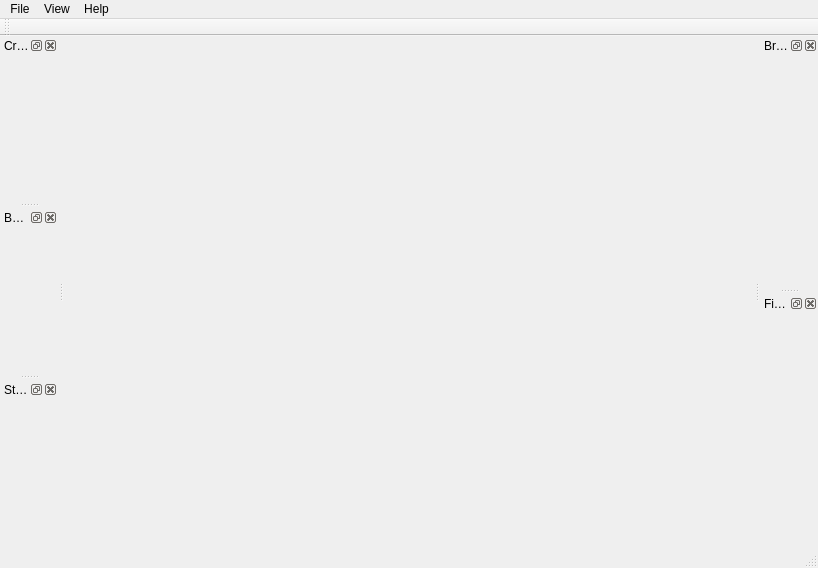
GeneCraft/GeneCraft-Project, file src/genelab/apps/genelab/creatureviewer/ui/creatureviewerwindow.ui: the form before one commit.
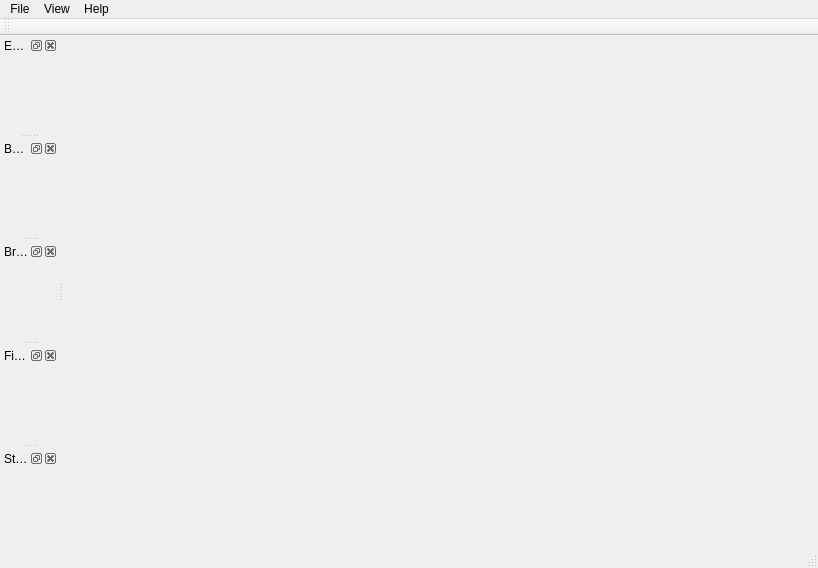
The form after the commit. Icons and pictures are not drawn.

What changed in the file:
```diff
--- a/src/genelab/apps/genelab/creatureviewer/ui/creatureviewerwindow.ui
+++ b/src/genelab/apps/genelab/creatureviewer/ui/creatureviewerwindow.ui
@@ -95,7 +95,7 @@
     <set>Qt::LeftDockWidgetArea|Qt::RightDockWidgetArea</set>
    </property>
    <property name="windowTitle">
-    <string>Creature Info</string>
+    <string>Entity Info</string>
    </property>
    <attribute name="dockWidgetArea">
     <number>1</number>
@@ -138,21 +138,6 @@
     <bool>false</bool>
    </attribute>
   </widget>
-  <widget class="QDockWidget" name="dwStats">
-   <property name="maximumSize">
-    <size>
-     <width>320</width>
-     <height>524287</height>
-    </size>
-   </property>
-   <property name="windowTitle">
-    <string>Statistics</string>
-   </property>
-   <attribute name="dockWidgetArea">
-    <number>1</number>
-   </attribute>
-   <widget class="QWidget" name="dwContent_Stats"/>
-  </widget>
   <widget class="QDockWidget" name="dwBrain">
    <property name="maximumSize">
     <size>
@@ -164,7 +149,7 @@
     <string>Brain</string>
    </property>
    <attribute name="dockWidgetArea">
-    <number>2</number>
+    <number>1</number>
    </attribute>
    <widget class="QWidget" name="dwContent_Brain"/>
   </widget>
@@ -175,14 +160,29 @@
      <height>524287</height>
     </size>
    </property>
+   <property name="features">
+    <set>QDockWidget::AllDockWidgetFeatures</set>
+   </property>
    <property name="windowTitle">
     <string>Fixation</string>
    </property>
    <attribute name="dockWidgetArea">
-    <number>2</number>
+    <number>1</number>
    </attribute>
    <widget class="QWidget" name="dwContent_Bone"/>
   </widget>
+  <widget class="QDockWidget" name="dwStats">
+   <property name="allowedAreas">
+    <set>Qt::AllDockWidgetAreas</set>
+   </property>
+   <property name="windowTitle">
+    <string>Statistics</string>
+   </property>
+   <attribute name="dockWidgetArea">
+    <number>1</number>
+   </attribute>
+   <widget class="QWidget" name="dwContent_Stats"/>
+  </widget>
   <action name="actionSave_selected_creature">
    <property name="icon">
     <iconset resource="../../../../core/ressources/ressources.qrc">
```
Left out of the diff: 8 changed lines with no effect on the pictures.
